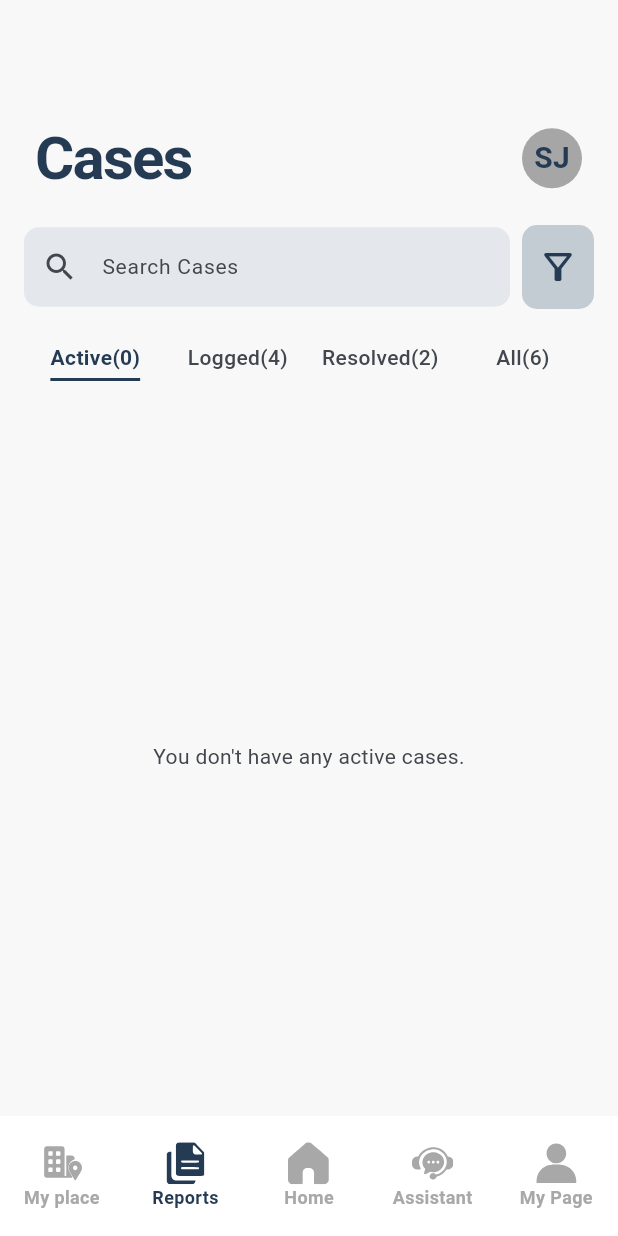
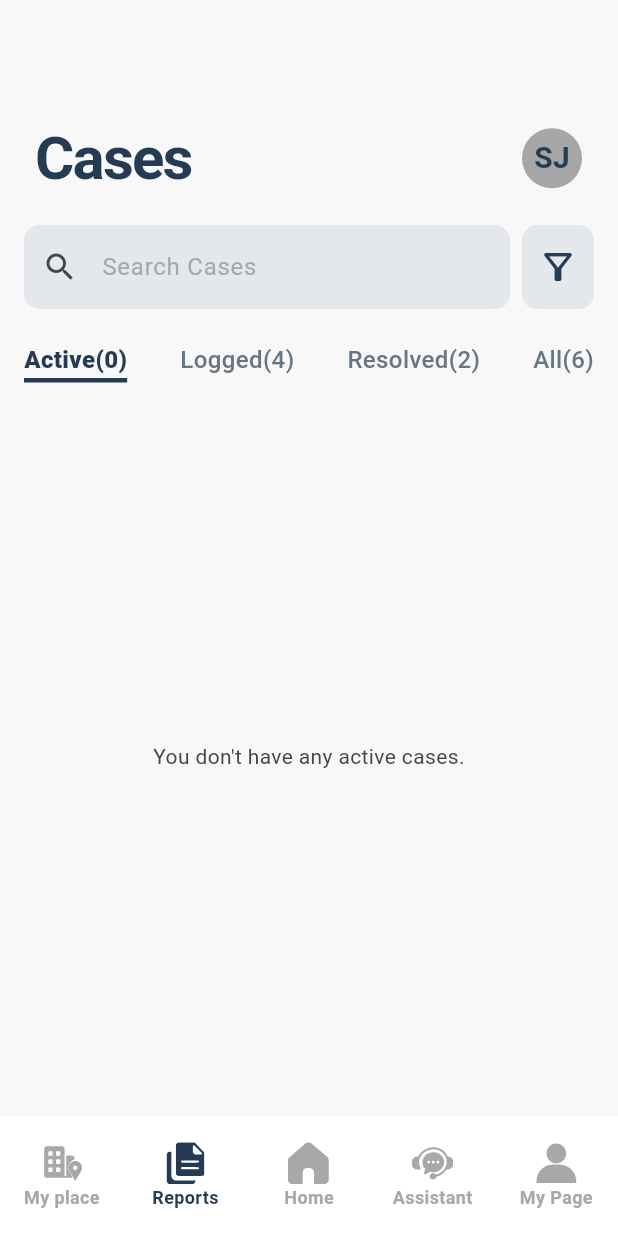
Before and after one commit to NebiusXNVIDIA-Global-AI-Hackathon/Dwell-FE, a Flutter app: the ReportsPage screen opened by its route, after a tap on an icon or button, on a phone screen of 412 x 824 dp. Run offline on Flutter 3.47's test engine with Material 3 defaults, Android fonts, the phone set to English and light mode, and no system bars; our stand-ins replace flutter_riverpod, flutter_svg, go_router, material_ui; missing offline and left inert: fquery, fquery_core; network calls fail; Roboto replaces fonts that are missing (Pretendard Variable).

Commit message:
✨ Feat: Implement case search, multi-select filters, and animated status tabs

```diff
--- a/lib/core/widgets/primary_action_button.dart
+++ b/lib/core/widgets/primary_action_button.dart
@@ -26,26 +26,19 @@ class PrimaryActionButton extends StatelessWidget {
           if (states.contains(WidgetState.disabled)) {
             return const Color(0xFFE3E3E3);
           }
+
           if (states.contains(WidgetState.pressed)) {
-            return const Color(0xFF1D4142);
+            return const Color(0xFF1E4344);
           }
-          return const Color(0xFF2B5962);
+
+          return const Color(0xFF2B575F);
         }),
         foregroundColor: WidgetStateProperty.resolveWith<Color>((states) {
           return states.contains(WidgetState.disabled)
               ? const Color(0xFF929292)
               : Colors.white;
         }),
-        overlayColor: WidgetStateProperty.resolveWith<Color?>((states) {
-          if (states.contains(WidgetState.pressed)) {
-            return Colors.transparent;
-          }
-          if (states.contains(WidgetState.focused) ||
-              states.contains(WidgetState.hovered)) {
-            return Colors.white.withValues(alpha: 0.08);
-          }
-          return null;
-        }),
+        overlayColor: const WidgetStatePropertyAll(Colors.transparent),
         shape: WidgetStatePropertyAll(
           RoundedRectangleBorder(borderRadius: BorderRadius.circular(8)),
         ),
--- a/lib/features/reports/pages/reports_page.dart
+++ b/lib/features/reports/pages/reports_page.dart
@@ -138,21 +138,34 @@ class _ReportsPageState extends State<ReportsPage> {
                   SizedBox(
                     width: 48,
                     height: 56,
-                    child: Material(
-                      color: isLight
-                          ? const Color(0xFFC4CCD3)
-                          : colors.surfaceContainerHighest,
-                      borderRadius: BorderRadius.circular(10),
-                      clipBehavior: Clip.antiAlias,
-                      child: IconButton(
-                        tooltip: 'Filter Cases',
-                        onPressed: _openFilters,
-                        icon: Icon(
-                          Icons.filter_alt_outlined,
-                          color: textColor,
-                          size: 28,
+                    child: IconButton(
+                      tooltip: 'Filter Cases',
+                      onPressed: _openFilters,
+                      style: ButtonStyle(
+                        backgroundColor: WidgetStateProperty.resolveWith<Color>(
+                          (states) {
+                            if (states.contains(WidgetState.pressed)) {
+                              return isLight
+                                  ? const Color(0xFFC0C6CC)
+                                  : colors.surfaceContainerHigh;
+                            }
+
+                            return isLight
+                                ? const Color(0xFFE4E8EC)
+                                : colors.surfaceContainerHighest;
+                          },
+                        ),
+                        foregroundColor: WidgetStatePropertyAll(textColor),
+                        overlayColor: const WidgetStatePropertyAll(
+                          Colors.transparent,
+                        ),
+                        shape: WidgetStatePropertyAll(
+                          RoundedRectangleBorder(
+                            borderRadius: BorderRadius.circular(10),
+                          ),
                         ),
                       ),
+                      icon: const Icon(Icons.filter_alt_outlined, size: 28),
                     ),
                   ),
                 ],
--- a/lib/features/reports/widgets/case_card.dart
+++ b/lib/features/reports/widgets/case_card.dart
@@ -33,6 +33,10 @@ class CaseCard extends StatelessWidget {
       margin: EdgeInsets.zero,
       elevation: 0,
       color: colors.surface,
+      shape: RoundedRectangleBorder(
+        borderRadius: BorderRadius.circular(12),
+        side: const BorderSide(color: Color(0xFFE5E5E5), width: 1),
+      ),
       clipBehavior: Clip.antiAlias,
       child: InkWell(
         onTap: onTap,
@@ -82,6 +86,7 @@ class CaseCard extends StatelessWidget {
                         vertical: 2,
                       ),
                       decoration: ShapeDecoration(
+                        color: Colors.white.withValues(alpha: 0.2),
                         shape: const StadiumBorder(
                           side: BorderSide(color: Colors.white),
                         ),
@@ -127,7 +132,7 @@ class CaseCard extends StatelessWidget {
                   Text(
                     DateFormat('M/d/yyyy').format(caseItem.createdAt),
                     style: TextStyle(
-                      color: colors.onSurfaceVariant,
+                      color: Color(0xFF667685),
                       fontSize: 10,
                       fontWeight: FontWeight.w500,
                     ),
--- a/lib/features/reports/widgets/case_search_field.dart
+++ b/lib/features/reports/widgets/case_search_field.dart
@@ -16,7 +16,7 @@ class CaseSearchField extends StatelessWidget {
       style: TextStyle(color: colors.onSurface, fontSize: 14),
       decoration: InputDecoration(
         hintText: 'Search Cases',
-        hintStyle: TextStyle(color: colors.onSurfaceVariant, fontSize: 14),
+        hintStyle: TextStyle(color: Color(0xFFA8A8A8), fontSize: 16),
         prefixIcon: Icon(
           Icons.search,
           color: colors.onSurfaceVariant,
--- a/lib/features/reports/widgets/case_search_tabs.dart
+++ b/lib/features/reports/widgets/case_search_tabs.dart
@@ -3,7 +3,6 @@ import 'package:material_ui/material_ui.dart';
 import '../models/case_model.dart';
 
 class CaseStatusTabs extends StatelessWidget {
-  /// 검색·필터를 통과한 목록. 선택한 상태 탭으로 제한하기 전의 데이터.
   final List<CaseModel> cases;
   final CaseStatus? selectedStatus;
   final ValueChanged<CaseStatus?> onChanged;
@@ -21,6 +20,13 @@ class CaseStatusTabs extends StatelessWidget {
     final selectedColor = colors.brightness == Brightness.light
         ? const Color(0xFF243B53)
         : colors.onSurface;
+
+    const duration = Duration(milliseconds: 220);
+    const curve = Curves.easeInOut;
+    const underlineWidth = 3.0;
+    const underlineGap = 1.0;
+    const verticalPadding = 10.0;
+
     final tabs = <({String label, CaseStatus? status})>[
       (label: 'Active', status: CaseStatus.active),
       (label: 'Logged', status: CaseStatus.logged),
@@ -28,59 +34,112 @@ class CaseStatusTabs extends StatelessWidget {
       (label: 'All', status: null),
     ];
 
-    return Row(
+    final labels = [
+      for (final tab in tabs)
+        '${tab.label}(${tab.status == null ? cases.length : cases.where((item) => item.status == tab.status).length})',
+    ];
+
+    final baseStyle = DefaultTextStyle.of(context).style
+        .merge(const TextStyle(fontSize: 16));
+
+    final styles = [
+      for (final tab in tabs)
+        baseStyle.copyWith(
+          color: selectedStatus == tab.status
+              ? selectedColor
+              : const Color(0xFF667685),
+          fontWeight: selectedStatus == tab.status
+              ? FontWeight.w800
+              : FontWeight.w500,
+        ),
+    ];
+
+    // 밑줄이 이동할 목적지와 글씨 너비를 계산한다.
+    final labelWidths = <double>[];
+
+    for (var index = 0; index < tabs.length; index++) {
+      final painter = TextPainter(
+        text: TextSpan(text: labels[index], style: styles[index]),
+        textDirection: Directionality.of(context),
+        textScaler: MediaQuery.textScalerOf(context),
+        locale: Localizations.maybeLocaleOf(context),
+        maxLines: 1,
+      )..layout();
+
+      labelWidths.add(painter.width);
+      painter.dispose();
+    }
+
+    final selectedIndex = tabs.indexWhere(
+      (tab) => tab.status == selectedStatus,
+    );
+
+    return LayoutBuilder(
+      builder: (context, constraints) {
+        final totalWidth = labelWidths.fold<double>(
+          0,
+          (sum, width) => sum + width,
+        );
+
+        final gap = ((constraints.maxWidth - totalWidth) / 3)
+            .clamp(0.0, double.infinity)
+            .toDouble();
+
+        final beforeWidth = labelWidths
+            .take(selectedIndex)
+            .fold<double>(0, (sum, width) => sum + width);
+
+        final isRtl = Directionality.of(context) == TextDirection.rtl;
+        final leadingOffset = beforeWidth + gap * selectedIndex;
+        final indicatorLeft = isRtl
+            ? constraints.maxWidth - leadingOffset - labelWidths[selectedIndex]
+            : leadingOffset;
+
+        return Stack(
           children: [
-        for (final tab in tabs)
-          Expanded(
-            child: Builder(
-              builder: (context) {
-                final selected = selectedStatus == tab.status;
-                final count = tab.status == null
-                    ? cases.length
-                    : cases.where((item) => item.status == tab.status).length;
-
-                return Semantics(
+            Row(
+              mainAxisAlignment: MainAxisAlignment.spaceBetween,
+              children: [
+                for (var index = 0; index < tabs.length; index++)
+                  Semantics(
                     button: true,
-                  selected: selected,
+                    selected: selectedStatus == tabs[index].status,
                     child: InkWell(
-                    onTap: () => onChanged(tab.status),
+                      onTap: () => onChanged(tabs[index].status),
                       child: Padding(
-                      padding: const EdgeInsets.symmetric(vertical: 10),
-                      child: Align(
-                        child: Container(
-                          padding: const EdgeInsets.only(bottom: 4),
-                          decoration: BoxDecoration(
-                            border: Border(
-                              bottom: BorderSide(
-                                color: selected
-                                    ? selectedColor
-                                    : Colors.transparent,
-                                width: 2,
+                        padding: const EdgeInsets.symmetric(
+                          vertical: verticalPadding,
                         ),
+                        child: Padding(
+                          padding: const EdgeInsets.only(
+                            bottom: underlineGap + underlineWidth,
                           ),
-                          ),
-                          child: Text(
-                            tab.label + '(' + count.toString() + ')',
-                            maxLines: 1,
-                            style: TextStyle(
-                              color: selected
-                                  ? selectedColor
-                                  : colors.onSurfaceVariant,
-                              fontSize: 14,
-                              fontWeight: selected
-                                  ? FontWeight.w700
-                                  : FontWeight.w500,
+                          child: AnimatedDefaultTextStyle(
+                            duration: duration,
+                            curve: curve,
+                            style: styles[index],
+                            child: Text(labels[index]),
                           ),
                         ),
                       ),
                     ),
                   ),
+              ],
             ),
-                );
-              },
-            ),
+
+            // 밑줄 하나가 선택한 탭 아래로 이동한다.
+            AnimatedPositioned(
+              duration: duration,
+              curve: curve,
+              left: indicatorLeft,
+              bottom: verticalPadding,
+              width: labelWidths[selectedIndex],
+              height: underlineWidth,
+              child: IgnorePointer(child: ColoredBox(color: selectedColor)),
             ),
           ],
         );
+      },
+    );
   }
 }
```
Lines whose indentation alone changed are shown as unchanged.
